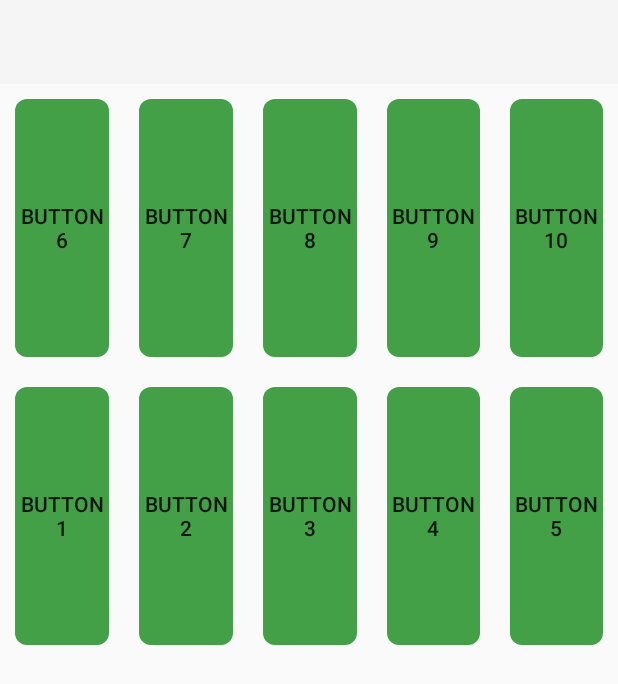
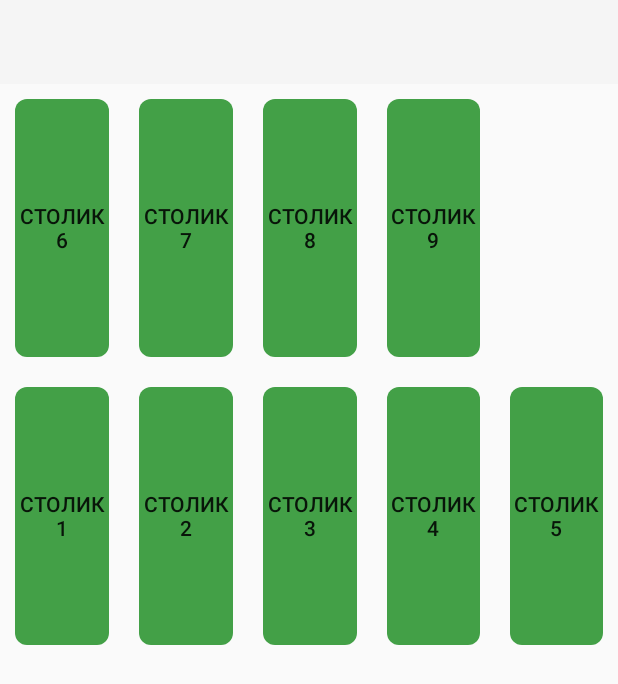
Before and after one commit to lAntimat/Hoocah, an Android app: the layout activity_main.xml on its own in the app's theme, with its tools: preview values and no code run, on a phone screen of 412 x 824 dp. Shown: the top 684 px of the screen. Run offline under Robolectric (Android 15) with nearby library versions, the light colour scheme and no system bars.

Commit message:
Мелкие исправления

```diff
--- a/app/src/main/java/ru/lantimat/hoocah/fragments/AddGoodsFragment.java
+++ b/app/src/main/java/ru/lantimat/hoocah/fragments/AddGoodsFragment.java
@@ -432,7 +432,7 @@ public class AddGoodsFragment extends Fragment implements OnBackPressedListener
         level = 0;
         goodsRecyclerAdapter = new GoodsRecyclerAdapter(arGoods);
         //recyclerView.setLayoutManager(new LinearLayoutManager(getActivity()));
-        recyclerView.setLayoutManager(new GridLayoutManager(getActivity(),2));
+        recyclerView.setLayoutManager(new GridLayoutManager(getActivity(),3));
         recyclerView.setItemAnimator(new DefaultItemAnimator());
         recyclerView.setAdapter(goodsRecyclerAdapter);
 
@@ -501,7 +501,7 @@ public class AddGoodsFragment extends Fragment implements OnBackPressedListener
             }
         });
         //recyclerView.setLayoutManager(new LinearLayoutManager(getActivity()));
-        recyclerView.setLayoutManager(new GridLayoutManager(getActivity(),2));
+        recyclerView.setLayoutManager(new GridLayoutManager(getActivity(),3));
         recyclerView.setItemAnimator(new DefaultItemAnimator());
         recyclerView.setAdapter(itemsRecyclerAdapter);
 
--- a/app/src/main/java/ru/lantimat/hoocah/fragments/StatisticFragment.java
+++ b/app/src/main/java/ru/lantimat/hoocah/fragments/StatisticFragment.java
@@ -101,7 +101,7 @@ public class StatisticFragment extends Fragment implements OnBackPressedListener
     ArrayList<Float> arProfit = new ArrayList<>();
     ArrayList<CloseOrder> arCloseOrder = new ArrayList<>();
 
-    Calendar dateAndTime=Calendar.getInstance();
+    Calendar dateAndTime = Calendar.getInstance();
     DateTime now = DateTime.now();
 
     long workStartTime;
@@ -506,7 +506,7 @@ public class StatisticFragment extends Fragment implements OnBackPressedListener
         SimpleDateFormat format = new SimpleDateFormat("yyyy-MM-dd");
         Calendar calendar = Calendar.getInstance();
         calendar.setTime(format.parse(date));
-        calendar.set(Calendar.HOUR_OF_DAY, 0);
+        calendar.set(Calendar.HOUR_OF_DAY, 5);
         calendar.set(Calendar.MINUTE, 0);
         calendar.set(Calendar.SECOND, 0);
         calendar.set(Calendar.MILLISECOND, 0);
--- a/app/src/main/res/layout-land/activity_main.xml
+++ b/app/src/main/res/layout-land/activity_main.xml
@@ -36,7 +36,7 @@
                         android:layout_margin="@dimen/button_margin"
                         android:layout_weight="1"
                         android:background="@drawable/button_green"
-                        android:text="Button6"
+                        android:text="Столик 6"
                         app:layout_constraintLeft_toLeftOf="parent"
                         tools:layout_editor_absoluteY="122dp" />
 
@@ -47,7 +47,7 @@
                         android:layout_margin="@dimen/button_margin"
                         android:layout_weight="1"
                         android:background="@drawable/button_green"
-                        android:text="Button7"
+                        android:text="Столик 7"
                         app:layout_constraintLeft_toRightOf="@+id/button6"
                         tools:layout_editor_absoluteY="124dp" />
 
@@ -58,7 +58,7 @@
                         android:layout_margin="@dimen/button_margin"
                         android:layout_weight="1"
                         android:background="@drawable/button_green"
-                        android:text="Button8"
+                        android:text="Столик 8"
                         app:layout_constraintLeft_toRightOf="@+id/button7"
                         tools:layout_editor_absoluteY="124dp" />
 
@@ -69,7 +69,7 @@
                         android:layout_margin="@dimen/button_margin"
                         android:layout_weight="1"
                         android:background="@drawable/button_green"
-                        android:text="Button9"
+                        android:text="Столик 9"
                         app:layout_constraintLeft_toRightOf="@+id/button8"
                         tools:layout_editor_absoluteY="124dp" />
 
@@ -80,7 +80,8 @@
                         android:layout_margin="@dimen/button_margin"
                         android:layout_weight="1"
                         android:background="@drawable/button_green"
-                        android:text="Button10"
+                        android:text="Столик 10"
+                        android:visibility="invisible"
                         app:layout_constraintLeft_toRightOf="@+id/btnComment"
                         tools:layout_editor_absoluteY="124dp" />
                 </LinearLayout>
@@ -98,7 +99,7 @@
                         android:layout_margin="@dimen/button_margin"
                         android:layout_weight="1"
                         android:background="@drawable/button_green"
-                        android:text="Button1"
+                        android:text="Столик 1"
                         tools:layout_editor_absoluteX="18dp"
                         tools:layout_editor_absoluteY="279dp" />
 
@@ -109,7 +110,7 @@
                         android:layout_margin="@dimen/button_margin"
                         android:layout_weight="1"
                         android:background="@drawable/button_green"
-                        android:text="Button2"
+                        android:text="Столик 2"
                         app:layout_constraintLeft_toRightOf="@+id/button"
                         tools:layout_editor_absoluteY="278dp" />
 
@@ -120,7 +121,7 @@
                         android:layout_margin="@dimen/button_margin"
                         android:layout_weight="1"
                         android:background="@drawable/button_green"
-                        android:text="Button3"
+                        android:text="Столик 3"
                         app:layout_constraintLeft_toRightOf="@+id/button2"
                         tools:layout_editor_absoluteY="278dp" />
 
@@ -131,7 +132,7 @@
                         android:layout_margin="@dimen/button_margin"
                         android:layout_weight="1"
                         android:background="@drawable/button_green"
-                        android:text="Button4"
+                        android:text="Столик 4"
                         app:layout_constraintLeft_toRightOf="@+id/button3"
                         tools:layout_editor_absoluteY="278dp" />
 
@@ -142,7 +143,7 @@
                         android:layout_margin="@dimen/button_margin"
                         android:layout_weight="1"
                         android:background="@drawable/button_green"
-                        android:text="Button5"
+                        android:text="Столик 5"
                         app:layout_constraintLeft_toRightOf="@+id/button4"
                         tools:layout_editor_absoluteY="278dp" />
                 </LinearLayout>
--- a/app/src/main/res/layout-xlarge/activity_main.xml
+++ b/app/src/main/res/layout-xlarge/activity_main.xml
@@ -31,7 +31,7 @@
                     android:layout_margin="@dimen/button_margin"
                     android:layout_weight="1"
                     android:background="@drawable/button_green"
-                    android:text="Button6"
+                    android:text="Столик 6"
                     app:layout_constraintLeft_toLeftOf="parent"
                     tools:layout_editor_absoluteY="122dp" />
 
@@ -42,7 +42,7 @@
                     android:layout_margin="@dimen/button_margin"
                     android:layout_weight="1"
                     android:background="@drawable/button_green"
-                    android:text="Button7"
+                    android:text="Столик 7"
                     app:layout_constraintLeft_toRightOf="@+id/button6"
                     tools:layout_editor_absoluteY="124dp" />
 
@@ -53,7 +53,7 @@
                     android:layout_margin="@dimen/button_margin"
                     android:layout_weight="1"
                     android:background="@drawable/button_green"
-                    android:text="Button8"
+                    android:text="Столик 8"
                     app:layout_constraintLeft_toRightOf="@+id/button7"
                     tools:layout_editor_absoluteY="124dp" />
 
@@ -64,7 +64,7 @@
                     android:layout_margin="@dimen/button_margin"
                     android:layout_weight="1"
                     android:background="@drawable/button_green"
-                    android:text="Button9"
+                    android:text="Столик 9"
                     app:layout_constraintLeft_toRightOf="@+id/button8"
                     tools:layout_editor_absoluteY="124dp" />
 
@@ -75,7 +75,8 @@
                     android:layout_margin="@dimen/button_margin"
                     android:layout_weight="1"
                     android:background="@drawable/button_green"
-                    android:text="Button10"
+                    android:text="Столик 10"
+                    android:visibility="invisible"
                     app:layout_constraintLeft_toRightOf="@+id/btnComment"
                     tools:layout_editor_absoluteY="124dp" />
             </LinearLayout>
@@ -105,7 +106,7 @@
                     android:layout_margin="@dimen/button_margin"
                     android:layout_weight="1"
                     android:background="@drawable/button_green"
-                    android:text="Button1"
+                    android:text="Столик 1"
                     tools:layout_editor_absoluteX="18dp"
                     tools:layout_editor_absoluteY="279dp" />
 
@@ -116,7 +117,7 @@
                     android:layout_margin="@dimen/button_margin"
                     android:layout_weight="1"
                     android:background="@drawable/button_green"
-                    android:text="Button2"
+                    android:text="Столик 2"
                     app:layout_constraintLeft_toRightOf="@+id/button"
                     tools:layout_editor_absoluteY="278dp" />
 
@@ -127,7 +128,7 @@
                     android:layout_margin="@dimen/button_margin"
                     android:layout_weight="1"
                     android:background="@drawable/button_green"
-                    android:text="Button3"
+                    android:text="Столик 3"
                     app:layout_constraintLeft_toRightOf="@+id/button2"
                     tools:layout_editor_absoluteY="278dp" />
 
@@ -138,7 +139,7 @@
                     android:layout_margin="@dimen/button_margin"
                     android:layout_weight="1"
                     android:background="@drawable/button_green"
-                    android:text="Button4"
+                    android:text="Столик 4"
                     app:layout_constraintLeft_toRightOf="@+id/button3"
                     tools:layout_editor_absoluteY="278dp" />
 
@@ -149,7 +150,7 @@
                     android:layout_margin="@dimen/button_margin"
                     android:layout_weight="1"
                     android:background="@drawable/button_green"
-                    android:text="Button5"
+                    android:text="Столик 5"
                     app:layout_constraintLeft_toRightOf="@+id/button4"
                     tools:layout_editor_absoluteY="278dp" />
             </LinearLayout>
--- a/app/src/main/res/layout/activity_main.xml
+++ b/app/src/main/res/layout/activity_main.xml
@@ -31,7 +31,7 @@
                     android:layout_margin="@dimen/button_margin"
                     android:layout_weight="1"
                     android:background="@drawable/button_green"
-                    android:text="Button6"
+                    android:text="Столик 6"
                     app:layout_constraintLeft_toLeftOf="parent"
                     tools:layout_editor_absoluteY="122dp" />
 
@@ -42,7 +42,7 @@
                     android:layout_margin="@dimen/button_margin"
                     android:layout_weight="1"
                     android:background="@drawable/button_green"
-                    android:text="Button7"
+                    android:text="Столик 7"
                     app:layout_constraintLeft_toRightOf="@+id/button6"
                     tools:layout_editor_absoluteY="124dp" />
 
@@ -53,7 +53,7 @@
                     android:layout_margin="@dimen/button_margin"
                     android:layout_weight="1"
                     android:background="@drawable/button_green"
-                    android:text="Button8"
+                    android:text="Столик 8"
                     app:layout_constraintLeft_toRightOf="@+id/button7"
                     tools:layout_editor_absoluteY="124dp" />
 
@@ -64,7 +64,7 @@
                     android:layout_margin="@dimen/button_margin"
                     android:layout_weight="1"
                     android:background="@drawable/button_green"
-                    android:text="Button9"
+                    android:text="Столик 9"
                     app:layout_constraintLeft_toRightOf="@+id/button8"
                     tools:layout_editor_absoluteY="124dp" />
 
@@ -75,7 +75,8 @@
                     android:layout_margin="@dimen/button_margin"
                     android:layout_weight="1"
                     android:background="@drawable/button_green"
-                    android:text="Button10"
+                    android:text="Столик 10"
+                    android:visibility="invisible"
                     app:layout_constraintLeft_toRightOf="@+id/btnComment"
                     tools:layout_editor_absoluteY="124dp" />
             </LinearLayout>
@@ -93,7 +94,7 @@
                     android:layout_margin="@dimen/button_margin"
                     android:layout_weight="1"
                     android:background="@drawable/button_green"
-                    android:text="Button1"
+                    android:text="Столик 1"
                     tools:layout_editor_absoluteX="18dp"
                     tools:layout_editor_absoluteY="279dp" />
 
@@ -104,7 +105,7 @@
                     android:layout_margin="@dimen/button_margin"
                     android:layout_weight="1"
                     android:background="@drawable/button_green"
-                    android:text="Button2"
+                    android:text="Столик 2"
                     app:layout_constraintLeft_toRightOf="@+id/button"
                     tools:layout_editor_absoluteY="278dp" />
 
@@ -115,7 +116,7 @@
                     android:layout_margin="@dimen/button_margin"
                     android:layout_weight="1"
                     android:background="@drawable/button_green"
-                    android:text="Button3"
+                    android:text="Столик 3"
                     app:layout_constraintLeft_toRightOf="@+id/button2"
                     tools:layout_editor_absoluteY="278dp" />
 
@@ -126,7 +127,7 @@
                     android:layout_margin="@dimen/button_margin"
                     android:layout_weight="1"
                     android:background="@drawable/button_green"
-                    android:text="Button4"
+                    android:text="Столик 4"
                     app:layout_constraintLeft_toRightOf="@+id/button3"
                     tools:layout_editor_absoluteY="278dp" />
 
@@ -137,7 +138,7 @@
                     android:layout_margin="@dimen/button_margin"
                     android:layout_weight="1"
                     android:background="@drawable/button_green"
-                    android:text="Button5"
+                    android:text="Столик 5"
                     app:layout_constraintLeft_toRightOf="@+id/button4"
                     tools:layout_editor_absoluteY="278dp" />
             </LinearLayout>
```
Also changed, not shown: app/src/main/java/ru/lantimat/hoocah/MainActivity.java (+113 -10 lines), app/src/main/res/layout/recycler_item_item.xml (+4 -4 lines).
